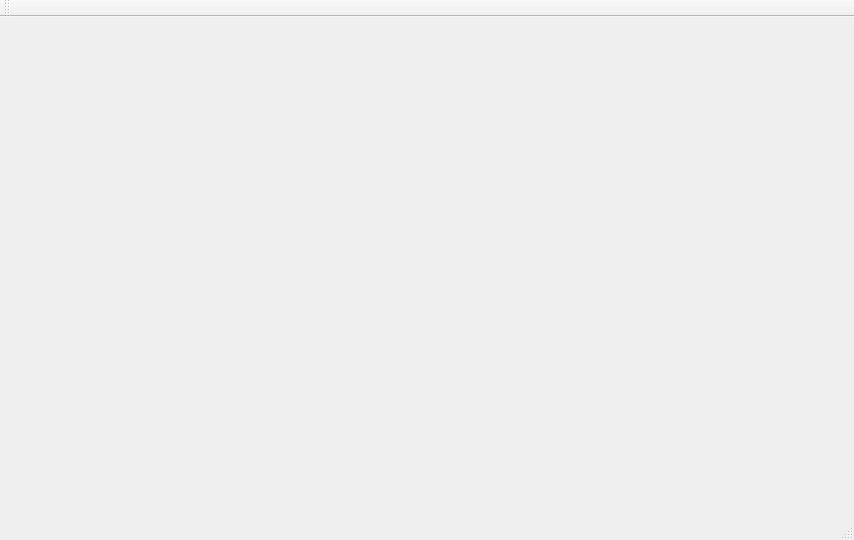
Qt form daheng_stream_pusher.ui (BowenDBW/daheng_stream_pusher) before a commit.
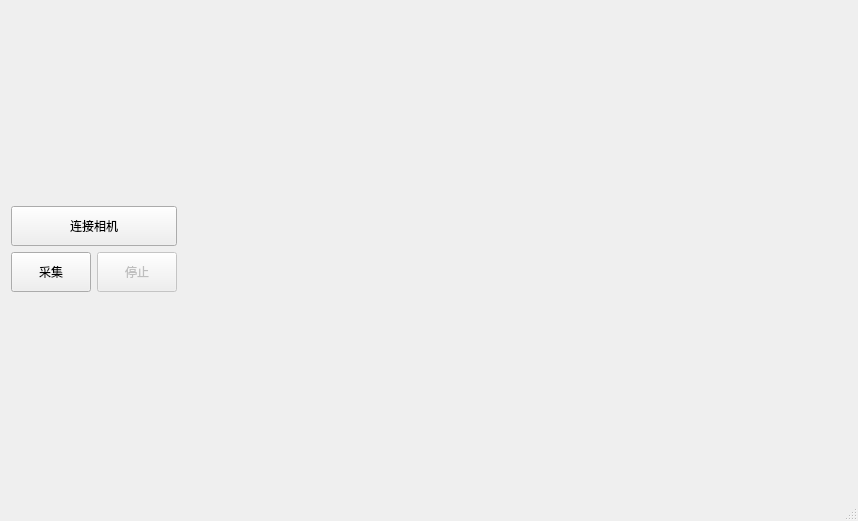
The same form after that commit.

What changed in the file:
```diff
--- a/daheng_stream_pusher.ui
+++ b/daheng_stream_pusher.ui
@@ -6,8 +6,8 @@
    <rect>
     <x>0</x>
     <y>0</y>
-    <width>854</width>
-    <height>540</height>
+    <width>858</width>
+    <height>521</height>
    </rect>
   </property>
   <property name="sizePolicy">
@@ -25,14 +25,62 @@
   <property name="windowTitle">
    <string>大恒相机推流监控软件</string>
   </property>
-  <widget class="QWidget" name="centralWidget"/>
-  <widget class="QToolBar" name="mainToolBar">
-   <attribute name="toolBarArea">
-    <enum>TopToolBarArea</enum>
-   </attribute>
-   <attribute name="toolBarBreak">
-    <bool>false</bool>
-   </attribute>
+  <widget class="QWidget" name="centralWidget">
+   <layout class="QGridLayout" name="gridLayout_2">
+    <item row="0" column="0">
+     <layout class="QHBoxLayout" name="horizontalLayout" stretch="0,3">
+      <item>
+       <layout class="QGridLayout" name="gridLayout" columnstretch="1,0">
+        <item row="2" column="1">
+         <widget class="QPushButton" name="freezeButton">
+          <property name="enabled">
+           <bool>false</bool>
+          </property>
+          <property name="minimumSize">
+           <size>
+            <width>0</width>
+            <height>40</height>
+           </size>
+          </property>
+          <property name="text">
+           <string>停止</string>
+          </property>
+         </widget>
+        </item>
+        <item row="2" column="0">
+         <widget class="QPushButton" name="grabButton">
+          <property name="minimumSize">
+           <size>
+            <width>0</width>
+            <height>40</height>
+           </size>
+          </property>
+          <property name="text">
+           <string>采集</string>
+          </property>
+         </widget>
+        </item>
+        <item row="1" column="0" colspan="2">
+         <widget class="QPushButton" name="connectButton">
+          <property name="minimumSize">
+           <size>
+            <width>0</width>
+            <height>40</height>
+           </size>
+          </property>
+          <property name="text">
+           <string>连接相机</string>
+          </property>
+         </widget>
+        </item>
+       </layout>
+      </item>
+      <item>
+       <layout class="QVBoxLayout" name="verticalLayout"/>
+      </item>
+     </layout>
+    </item>
+   </layout>
   </widget>
   <widget class="QStatusBar" name="statusBar"/>
  </widget>
```
